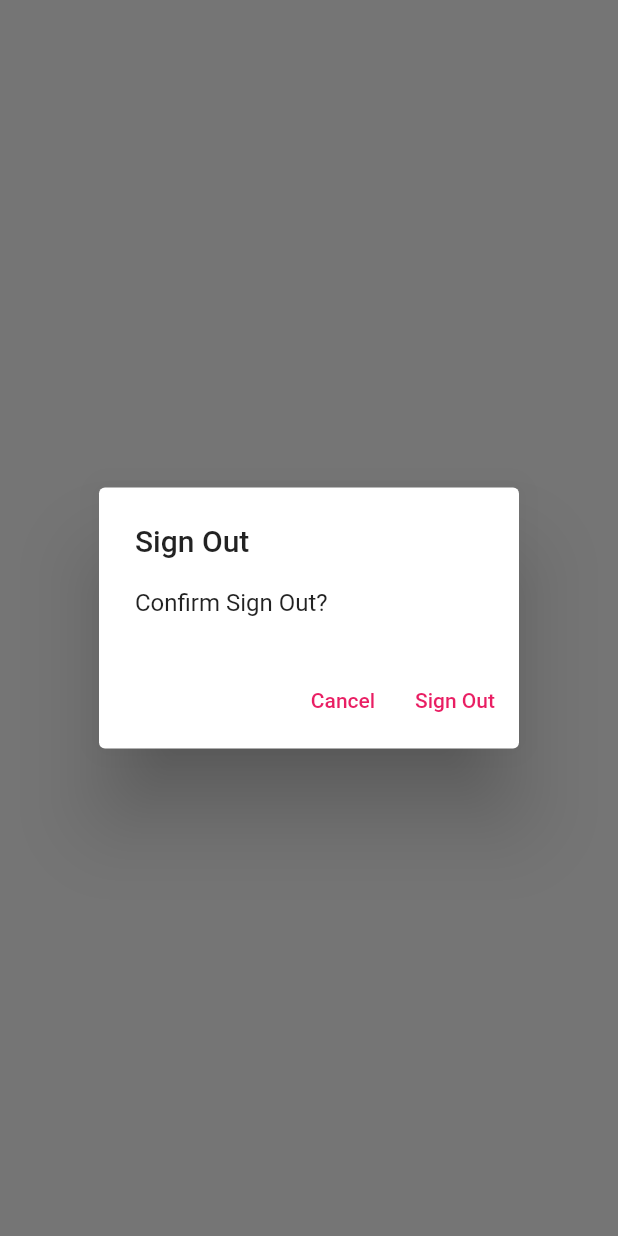
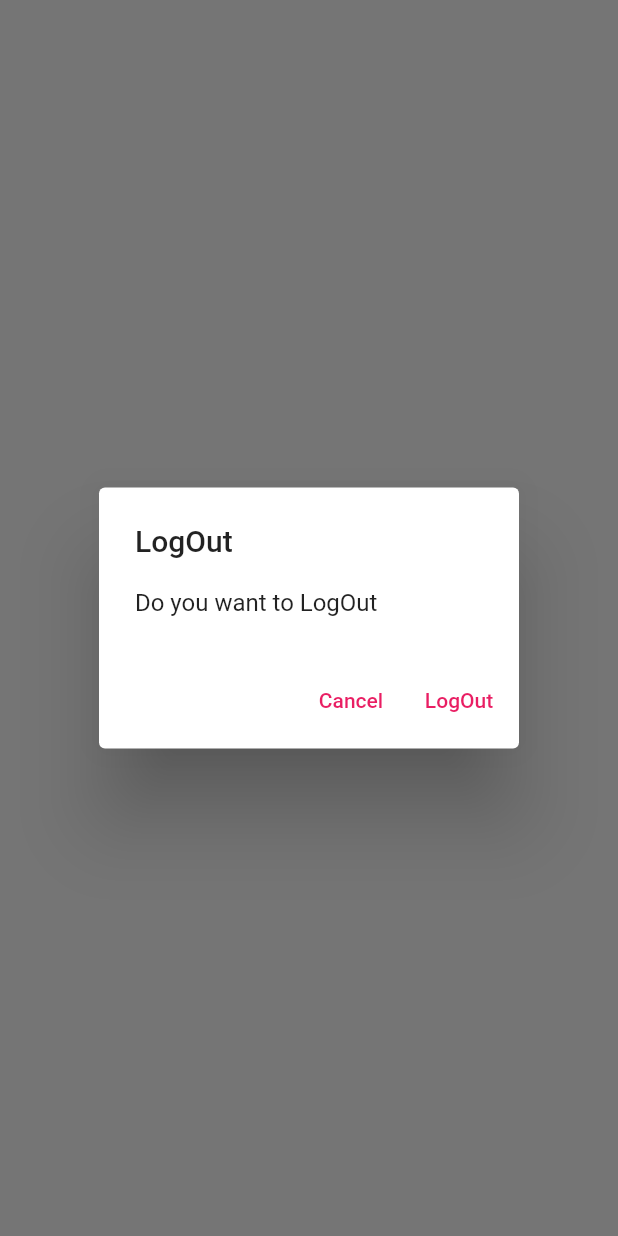
Before and after one commit to acandmishra/app1, a Flutter app: what showLogOutDialog() shows on an empty page, opened directly, on a phone screen of 412 x 824 dp. Run offline on Flutter 3.47's test engine with Material 2 defaults, Android fonts, the phone set to English and light mode, and no system bars; our stand-ins replace firebase_auth, firebase_core, sqflite; accounts and stored records are empty; network calls fail.

Commit message:
Temporary push
This push is done to save the progress as new Flutter version is available

```diff
--- a/lib/main.dart
+++ b/lib/main.dart
@@ -15,7 +15,7 @@ void main() {
       title: 'Flutter Demo',
       theme: ThemeData(
         primarySwatch: Colors.pink,
-        dialogBackgroundColor: Colors.blueGrey,
+        dialogBackgroundColor: Color.fromARGB(255, 255, 255, 255),
         scaffoldBackgroundColor: Color.fromARGB(253, 255, 255, 255),
       ),
       home: const HomePage(),
--- a/lib/services/auth/auth_user.dart
+++ b/lib/services/auth/auth_user.dart
@@ -8,5 +8,4 @@ class AuthUser {
   final bool isEmailVerified;
   const AuthUser({required this.email,required this.isEmailVerified});
   factory AuthUser.fromFirebase(User user) => AuthUser(email:user.email,isEmailVerified:user.emailVerified);
-
 }
--- a/lib/services/crud/notes_services.dart
+++ b/lib/services/crud/notes_services.dart
@@ -79,11 +79,13 @@ class NotesService{
     }
   }
 
-  Future <Iterable<DatabaseNote>> getAllNotes()async{
+  Future <Iterable<DatabaseNote>> getAllNotes({required email})async{
     await _ensureDBIsOpen();
     final db=_getDatabaseOrThrow();
     final notes = await db.query(
       noteTable,
+      where:"userId = ?",
+      whereArgs: [email],
       );
     return notes.map((notesRow) => DatabaseNote.fromRow(notesRow));
 
--- /dev/null
+++ b/lib/utilities/dialogs/generic_dialogs.dart
@@ -0,0 +1,34 @@
+import 'package:flutter/material.dart';
+
+typedef DialogOptionBuilder<T>= Map<String,T?> Function();
+
+Future<T?> showGenericDialog<T>({
+  required BuildContext context,
+  required String title,
+  required String content,
+  required DialogOptionBuilder optionsBuilder,
+}){
+  final options = optionsBuilder();
+  return showDialog<T>(
+    context: context,
+    builder: (context){
+      return AlertDialog(
+        title:Text(title),
+        content: Text(content),
+        actions:options.keys.map((optionTitle){
+          final value = options[optionTitle];
+          return TextButton(
+            onPressed:(){
+              if(value != null){
+                Navigator.of(context).pop(value);
+              } else{
+                Navigator.of(context).pop();
+              }
+
+            },
+            child:Text(optionTitle),
+          );
+        }).toList(),
+      );
+    });
+}
--- /dev/null
+++ b/lib/utilities/dialogs/logout_dialog.dart
@@ -0,0 +1,14 @@
+import 'package:app1/utilities/dialogs/generic_dialogs.dart';
+import 'package:flutter/material.dart';
+
+Future<bool> showLogOutDialog(BuildContext context){
+  return showGenericDialog(
+    context: context,
+    title: "LogOut",
+    content: "Do you want to LogOut",
+    optionsBuilder: ()=>{
+      "Cancel":false,
+      "LogOut":true,
+    },
+  ).then((value) => value ?? false);
+}
--- a/lib/views/login_view.dart
+++ b/lib/views/login_view.dart
@@ -1,9 +1,11 @@
 import 'package:app1/constants/routes.dart';
 import 'package:app1/services/auth/auth_exceptions.dart';
 import 'package:app1/services/auth/auth_service.dart';
+import 'package:app1/utilities/dialogs/error_dialogs.dart';
 import 'package:flutter/material.dart';
 import 'dart:developer' as devtools show log;
-import '../utilities/show_error_dialog.dart';
+// This below import was used before refactoring our error dialog file
+// import '../utilities/show_error_dialog.dart';
 
 
 
--- a/lib/views/notes/notes_view.dart
+++ b/lib/views/notes/notes_view.dart
@@ -1,4 +1,5 @@
 import 'package:app1/services/auth/auth_service.dart';
+import 'package:app1/utilities/dialogs/logout_dialog.dart';
 import 'package:flutter/material.dart';
 import 'dart:developer' as devtools show log;
 import '../../constants/routes.dart';
@@ -86,23 +87,7 @@ class _NotesViewState extends State<NotesView> {
                       if (snapshot.hasData){
                         final allNotes = snapshot.data;
                         print("this is the info of current note $allNotes");
-                        return ListView.builder(
-                          itemCount: allNotes!.length,
-                          itemBuilder:(context, index) {
-                            return ListTile(
-                              title: Text(
-                                allNotes[index].text,
-                                maxLines: 1,
-                                softWrap: true,
-                                overflow: TextOverflow.ellipsis,
-                                textScaleFactor: 1.5,
-                              ),
 
-
-                            );
-                          },
-
-                        );
                       }
                       else{
                         return Center(child: CircularProgressIndicator(color: Color.fromARGB(255, 0, 255, 128),));
@@ -121,19 +106,25 @@ class _NotesViewState extends State<NotesView> {
   }
 }
 
-  Future<bool>showLogOutDialog(BuildContext context){
-  return showDialog<bool>(context: context, builder: (context){
-    return AlertDialog(
-      title:const Text("Sign Out"),
-      content:const Text("Confirm Sign Out?"),
-      actions:[
-        TextButton(onPressed: (){
-          Navigator.of(context).pop(false);
-        }, child: const Text("Cancel")),
-        TextButton(onPressed: (){
-          Navigator.of(context).pop(true);
-        }, child: const Text("Sign Out"))
-      ]
-    );
-  }).then((value) => value ?? false);
-}
+
+
+
+// THE CODE BELOW IS DELETED
+// WE ARE GOING TO MAKE GENERIC FUNCTION ABOVE FOR ALL THE DIALOG BOXES IN THE APPLICATION
+
+//   Future<bool>showLogOutDialog(BuildContext context){
+//   return showDialog<bool>(context: context, builder: (context){
+//     return AlertDialog(
+//       title:const Text("Sign Out"),
+//       content:const Text("Confirm Sign Out?"),
+//       actions:[
+//         TextButton(onPressed: (){
+//           Navigator.of(context).pop(false);
+//         }, child: const Text("Cancel")),
+//         TextButton(onPressed: (){
+//           Navigator.of(context).pop(true);
+//         }, child: const Text("Sign Out"))
+//       ]
+//     );
+//   }).then((value) => value ?? false);
+// }
--- a/lib/views/register_view.dart
+++ b/lib/views/register_view.dart
@@ -1,7 +1,9 @@
 import 'package:app1/constants/routes.dart';
 import 'package:app1/services/auth/auth_exceptions.dart';
 import 'package:app1/services/auth/auth_service.dart';
-import 'package:app1/utilities/show_error_dialog.dart';
+import 'package:app1/utilities/dialogs/error_dialogs.dart';
+// This below import was used before refactoring our error dialog file
+// import 'package:app1/utilities/show_error_dialog.dart';
 import 'package:flutter/material.dart';
 import 'dart:developer' as devtools show log;
 
```
Also changed, not shown: lib/utilities/dialogs/delete_dialogs.dart (added, +14 -0 lines), lib/utilities/dialogs/error_dialogs.dart (added, +16 -0 lines), lib/utilities/show_error_dialog.dart (+39 -14 lines), lib/views/notes/notes_list_view.dart (added, +47 -0 lines), 1 other file.
